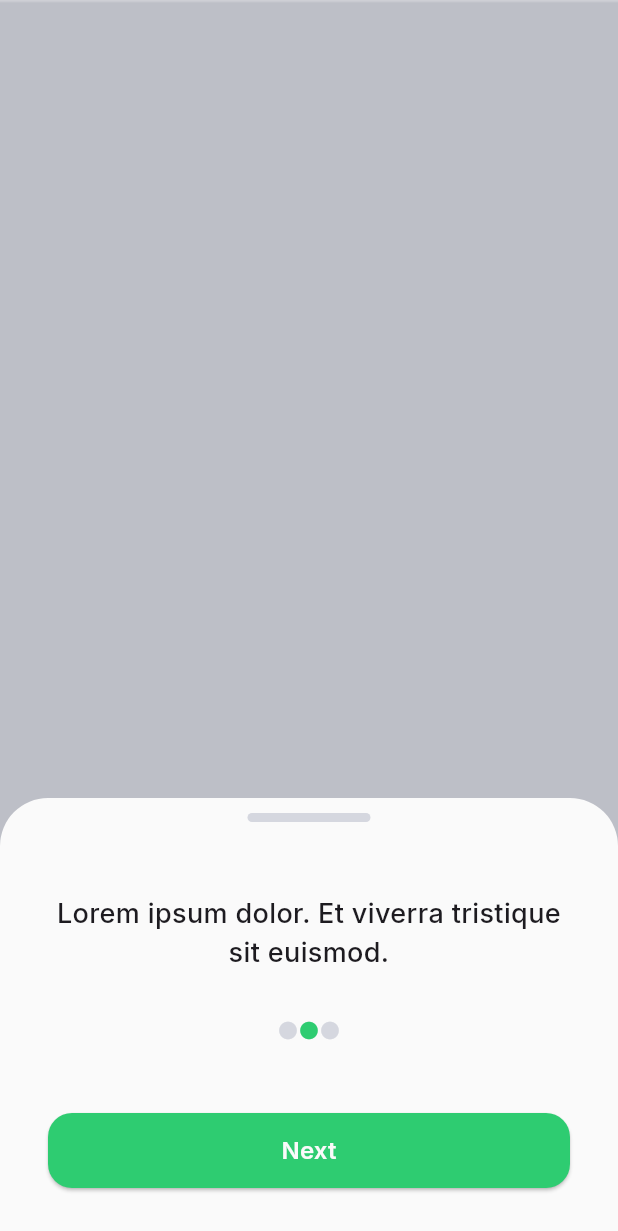
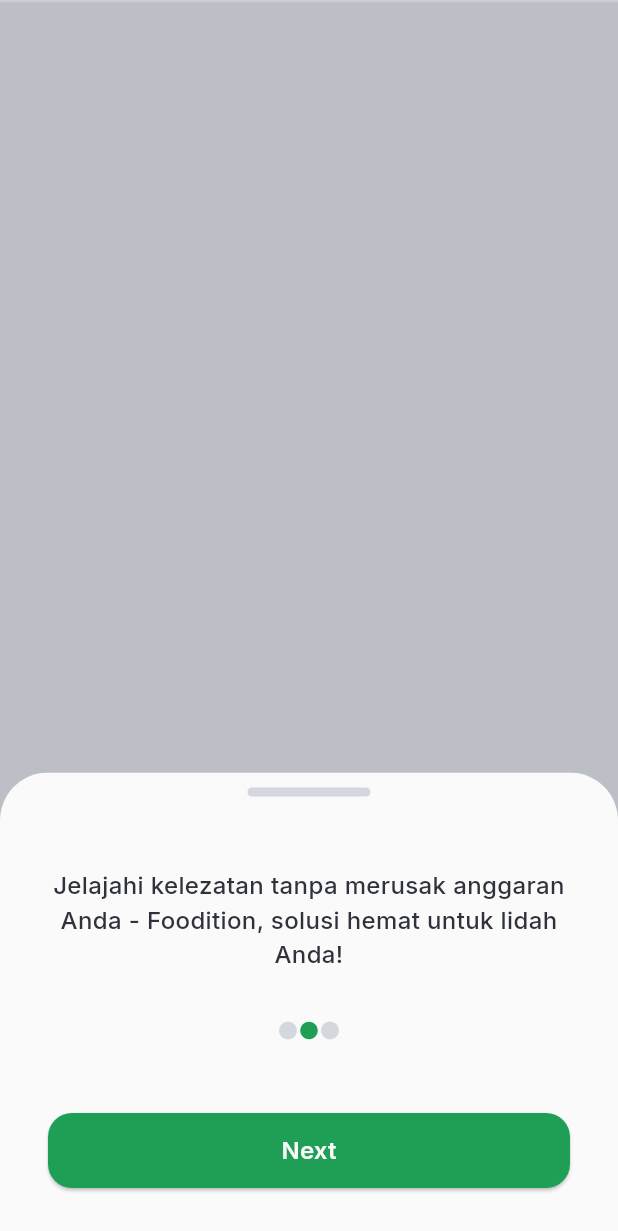
Before and after one commit to Savory-Team/foodition-flutter, a Flutter app: the screen it shows after launch, after a tap on "Next", on a phone screen of 412 x 824 dp. Shown: the top 1231 px of the screen. Run offline on Flutter 3.47's test engine with Material 3 defaults, Android fonts, the phone set to English and light mode, and no system bars; our stand-ins replace flutter_svg, go_router, google_fonts; generated files the repository leaves out were written again.

Commit message:
feat(intro&auth): improve style & text label

```diff
--- a/lib/components/components.dart
+++ b/lib/components/components.dart
@@ -1,4 +1,5 @@
 export 'buttons.dart';
 export 'custom_dropdown.dart';
+export 'custom_text.dart';
 export 'custom_text_field.dart';
 export 'spaces.dart';
--- /dev/null
+++ b/lib/components/custom_text.dart
@@ -0,0 +1,82 @@
+import 'package:flutter/material.dart';
+
+import '../core/constants/colors.dart';
+import '../core/constants/dimens.dart';
+
+class CustomText extends StatelessWidget {
+  final String data;
+  final double fontSize;
+  final FontWeight fontWeight;
+  final Color color;
+  final TextAlign? textAlign;
+
+  const CustomText.h1(
+    this.data, {
+    super.key,
+    this.fontSize = AppDimens.spacing32pt,
+    this.fontWeight = FontWeight.w700,
+    this.color = AppColors.black,
+    this.textAlign,
+  });
+  const CustomText.h2(
+    this.data, {
+    super.key,
+    this.fontSize = AppDimens.spacing24pt,
+    this.fontWeight = FontWeight.w600,
+    this.color = AppColors.black,
+    this.textAlign,
+  });
+  const CustomText.h3(
+    this.data, {
+    super.key,
+    this.fontSize = AppDimens.spacing20pt,
+    this.fontWeight = FontWeight.w600,
+    this.color = AppColors.black,
+    this.textAlign,
+  });
+  const CustomText.h4(
+    this.data, {
+    super.key,
+    this.fontSize = AppDimens.spacing18pt,
+    this.fontWeight = FontWeight.w500,
+    this.color = AppColors.black,
+    this.textAlign,
+  });
+  const CustomText.h5(
+    this.data, {
+    super.key,
+    this.fontSize = AppDimens.spacing16pt,
+    this.fontWeight = FontWeight.w500,
+    this.color = AppColors.black,
+    this.textAlign,
+  });
+  const CustomText.h6(
+    this.data, {
+    super.key,
+    this.fontSize = AppDimens.spacing14pt,
+    this.fontWeight = FontWeight.w400,
+    this.color = AppColors.black,
+    this.textAlign,
+  });
+  const CustomText.h7(
+    this.data, {
+    super.key,
+    this.fontSize = AppDimens.spacing12pt,
+    this.fontWeight = FontWeight.w400,
+    this.color = AppColors.black,
+    this.textAlign,
+  });
+
+  @override
+  Widget build(BuildContext context) {
+    return Text(
+      data,
+      textAlign: textAlign,
+      style: TextStyle(
+        fontSize: fontSize,
+        fontWeight: fontWeight,
+        color: color,
+      ),
+    );
+  }
+}
--- a/lib/core/constants/colors.dart
+++ b/lib/core/constants/colors.dart
@@ -1,8 +1,8 @@
 import 'package:flutter/material.dart';
 
 class AppColors {
-  /// primary = #2ECC71
-  static const Color primary = Color(0xff2ECC71);
+  /// primary = #1E9F55
+  static const Color primary = Color(0xff1E9F55);
 
   /// grey = #D5D7DF
   static const Color grey = Color(0xffD5D7DF);
@@ -21,4 +21,10 @@ class AppColors {
 
   /// red = #D34459
   static const Color red = Color(0xffD34459);
+
+  /// hint = #85988D
+  static const Color hint = Color(0xff85988D);
+
+  /// stroke = #E0E1E7
+  static const Color stroke = Color(0xffE0E1E7);
 }
--- a/lib/features/auth/presentation/pages/login_page.dart
+++ b/lib/features/auth/presentation/pages/login_page.dart
@@ -24,23 +24,10 @@ class LoginPage extends StatelessWidget {
             child: Assets.images.fooditionPrimary.image(),
           ),
           const SpaceHeight(AppDimens.spacing48pt),
-          const Text(
+          const CustomText.h1(
             'Login',
             textAlign: TextAlign.center,
-            style: TextStyle(
-              fontSize: AppDimens.spacing24pt,
-              fontWeight: FontWeight.w700,
-              color: AppColors.black,
-            ),
-          ),
-          const SpaceHeight(AppDimens.spacing16pt),
-          const Text(
-            'Enter your username and password to login',
-            textAlign: TextAlign.center,
-            style: TextStyle(
-              fontSize: AppDimens.spacing16pt,
-              color: AppColors.black,
-            ),
+            color: AppColors.primary,
           ),
           const SpaceHeight(AppDimens.spacing32pt),
           CustomTextField(
@@ -60,7 +47,7 @@ class LoginPage extends StatelessWidget {
             alignment: Alignment.centerRight,
             child: InkWell(
               onTap: () {},
-              child: const Text('Forgot Password?'),
+              child: const CustomText.h6('Forgot Password?'),
             ),
           ),
           const SpaceHeight(AppDimens.spacing20pt),
--- a/lib/features/auth/presentation/pages/register_page.dart
+++ b/lib/features/auth/presentation/pages/register_page.dart
@@ -26,23 +26,9 @@ class RegisterPage extends StatelessWidget {
             child: Assets.images.fooditionPrimary.image(),
           ),
           const SpaceHeight(AppDimens.spacing48pt),
-          const Text(
+          const CustomText.h1(
             'Register',
             textAlign: TextAlign.center,
-            style: TextStyle(
-              fontSize: AppDimens.spacing24pt,
-              fontWeight: FontWeight.w700,
-              color: AppColors.black,
-            ),
-          ),
-          const SpaceHeight(AppDimens.spacing16pt),
-          const Text(
-            'Enter your details to register',
-            textAlign: TextAlign.center,
-            style: TextStyle(
-              fontSize: AppDimens.spacing16pt,
-              color: AppColors.black,
-            ),
           ),
           const SpaceHeight(AppDimens.spacing32pt),
           CustomTextField(
--- a/lib/features/introduction/pages/introduction_page.dart
+++ b/lib/features/introduction/pages/introduction_page.dart
@@ -18,20 +18,22 @@ class _IntroductionPageState extends State<IntroductionPage> {
   int currentIndex = 0;
   AssetGenImage image = Assets.images.rectangle;
   String text =
-      'Lorem ipsum dolor sit amet consectetur. Et viverra tristique sit euismod.';
+      'Selamat datang di Foodition, tempatnya makanan hemat dan istimewa untuk setiap selera!';
   String buttonTitle = 'Next';
 
   void nextTap(int index) {
     if (index == 0) {
       currentIndex++;
       image = Assets.images.rectangle;
-      text = 'Lorem ipsum dolor. Et viverra tristique sit euismod.';
+      text =
+          'Jelajahi kelezatan tanpa merusak anggaran Anda - Foodition, solusi hemat untuk lidah Anda!';
       buttonTitle = 'Next';
       setState(() {});
     } else if (index == 1) {
       currentIndex++;
       image = Assets.images.rectangle;
-      text = 'Lorem ipsum dolor sit amet. Et viverra tristique sit euismod.';
+      text =
+          'Nikmati kelezatan istimewa tanpa menguras dompet Anda, hanya di Foodition!';
       buttonTitle = 'Next';
       buttonTitle = 'Let\'s Start';
       setState(() {});
@@ -76,13 +78,9 @@ class _IntroductionPageState extends State<IntroductionPage> {
                         ),
                       ),
                       const SpaceHeight(AppDimens.spacing48pt),
-                      Text(
+                      CustomText.h5(
                         text,
                         textAlign: TextAlign.center,
-                        style: const TextStyle(
-                          fontSize: AppDimens.spacing18pt,
-                          fontWeight: FontWeight.w500,
-                        ),
                       ),
                       const SpaceHeight(AppDimens.spacing32pt),
                       Row(
--- a/lib/features/introduction/pages/splash_page.dart
+++ b/lib/features/introduction/pages/splash_page.dart
@@ -28,21 +28,14 @@ class SplashPage extends StatelessWidget {
               child: Assets.images.fooditionPrimary.image(width: 164.0),
             ),
             const SpaceHeight(AppDimens.spacing48pt),
-            const Text(
+            const CustomText.h1(
               'Foodition',
-              style: TextStyle(
-                fontSize: AppDimens.spacing32pt,
-                fontWeight: FontWeight.w700,
-                color: AppColors.primary,
-              ),
+              color: AppColors.primary,
             ),
             const SpaceHeight(AppDimens.spacing16pt),
-            const Text(
+            const CustomText.h5(
               'Makanan hemat yang enak',
-              style: TextStyle(
-                fontSize: AppDimens.spacing16pt,
-                color: AppColors.primary,
-              ),
+              color: AppColors.primary,
             ),
           ],
         ),
```
Also changed, not shown: assets/images/foodition-primary.png.
